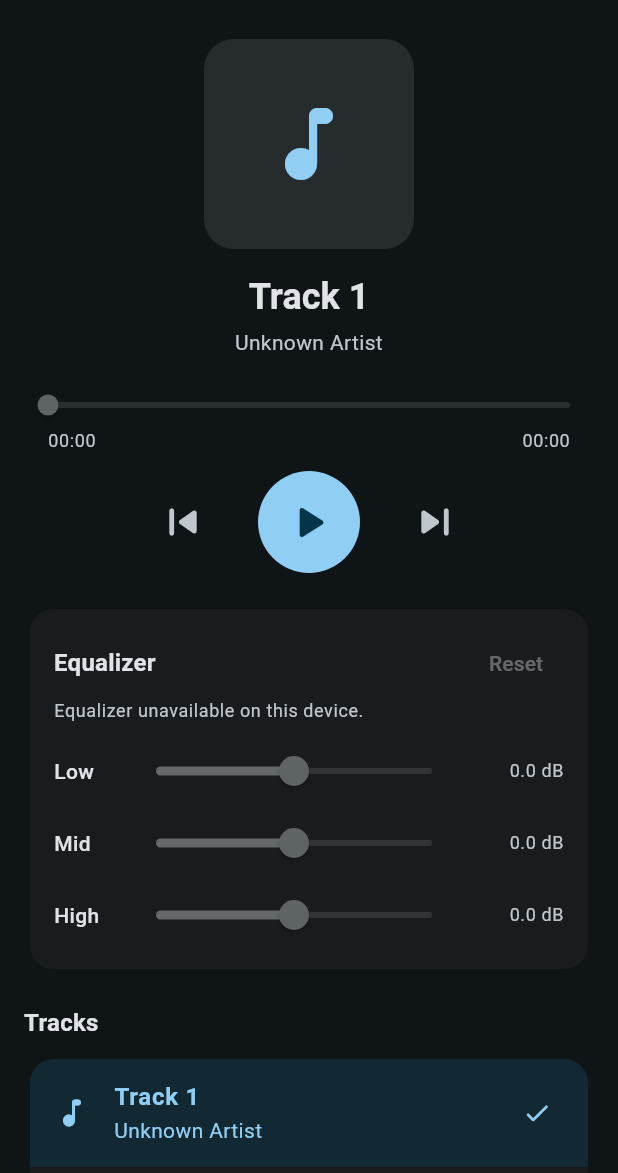
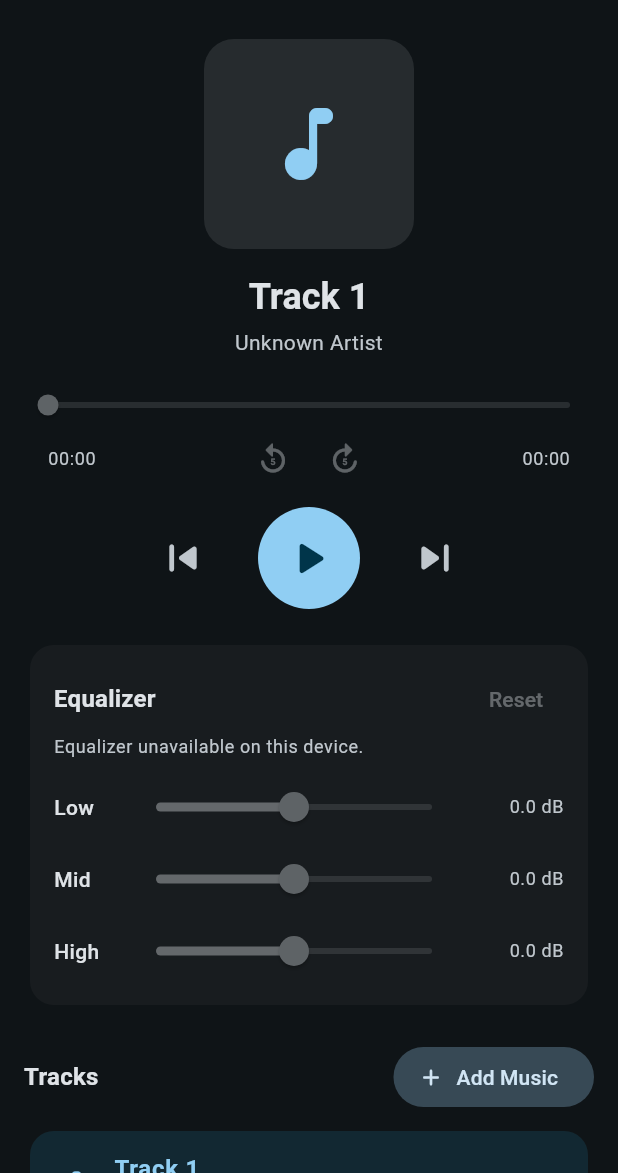
Before and after one commit to Sachin-Ananthakrishna/music_player, a Flutter app: the screen it shows after launch, on a phone screen of 412 x 824 dp, the part 63-1236 px from its top. Run offline on Flutter 3.47's test engine with Material 3 defaults, Android fonts, the phone set to English and light mode, and no system bars; our stand-ins replace file_picker, just_audio, just_audio_background.

Commit message:
Added features

```diff
--- a/lib/main.dart
+++ b/lib/main.dart
@@ -1,12 +1,22 @@
 import 'package:flutter/material.dart';
 import 'package:flutter/services.dart';
+import 'package:just_audio_background/just_audio_background.dart';
 import 'screens/player_screen.dart';
 
 Future<void> main() async {
   WidgetsFlutterBinding.ensureInitialized();
+
   await SystemChrome.setPreferredOrientations([
     DeviceOrientation.portraitUp,
   ]);
+
+  // Initialize Android media notification channel before creating any AudioPlayer.
+  await JustAudioBackground.init(
+    androidNotificationChannelId: 'com.example.music_player.channel.audio',
+    androidNotificationChannelName: 'Audio Playback',
+    androidNotificationOngoing: true,
+  );
+
   runApp(const MusicPlayerApp());
 }
 
--- a/lib/models/track.dart
+++ b/lib/models/track.dart
@@ -1,4 +1,5 @@
-/// A single playable audio track bundled with the app.
+/// A single playable audio track, either bundled as an asset or picked from
+/// the user's device.
 class Track {
   /// Display title of the track.
   final String title;
@@ -6,12 +7,16 @@ class Track {
   /// Artist name, or a default label when no metadata is available.
   final String artist;
 
-  /// Asset path to the audio file (e.g. 'assets/audio/track1.mp3').
-  final String assetPath;
+  /// Asset path (when [isAsset] is true) or local file path on the device.
+  final String path;
+
+  /// True for bundled Flutter assets; false for user-selected device files.
+  final bool isAsset;
 
   const Track({
     required this.title,
     required this.artist,
-    required this.assetPath,
+    required this.path,
+    this.isAsset = true,
   });
 }
--- a/lib/screens/player_screen.dart
+++ b/lib/screens/player_screen.dart
@@ -1,3 +1,4 @@
+import 'package:file_picker/file_picker.dart';
 import 'package:flutter/material.dart';
 import '../services/audio_player_service.dart';
 import '../widgets/equalizer_controls.dart';
@@ -27,6 +28,33 @@ class _PlayerScreenState extends State<PlayerScreen> {
     super.dispose();
   }
 
+  Future<void> _pickAndAddMusic() async {
+    try {
+      final picked = await FilePicker.pickFile(type: FileType.audio);
+      if (picked == null) return; // User canceled.
+
+      final path = picked.path;
+      if (path == null) {
+        _showMessage('Could not access the selected audio file.');
+        return;
+      }
+
+      final error = await _audioService.addTrackFromFile(path, picked.name);
+      if (error != null) {
+        _showMessage(error);
+      }
+    } catch (e) {
+      _showMessage('Failed to open file picker.');
+    }
+  }
+
+  void _showMessage(String message) {
+    if (!mounted) return;
+    ScaffoldMessenger.of(context)
+      ..hideCurrentSnackBar()
+      ..showSnackBar(SnackBar(content: Text(message)));
+  }
+
   @override
   Widget build(BuildContext context) {
     final theme = Theme.of(context);
@@ -48,7 +76,6 @@ class _PlayerScreenState extends State<PlayerScreen> {
               child: Column(
                 crossAxisAlignment: CrossAxisAlignment.stretch,
                 children: [
-                  // ── Track artwork placeholder & metadata ─────────────────
                   Center(
                     child: Container(
                       width: 140,
@@ -85,16 +112,16 @@ class _PlayerScreenState extends State<PlayerScreen> {
                     ),
                   ),
                   const SizedBox(height: 16),
-
-                  // ── Seek bar & elapsed/total time ────────────────────────
                   ProgressSlider(
                     position: _audioService.position,
                     duration: _audioService.duration,
                     onSeek: _audioService.seekTo,
+                    onRewind5: () =>
+                        _audioService.seekBy(const Duration(seconds: -5)),
+                    onForward5: () =>
+                        _audioService.seekBy(const Duration(seconds: 5)),
                   ),
                   const SizedBox(height: 12),
-
-                  // ── Transport controls ───────────────────────────────────
                   PlaybackControls(
                     isPlaying: _audioService.isPlaying,
                     onPrevious: _audioService.skipToPrevious,
@@ -108,8 +135,6 @@ class _PlayerScreenState extends State<PlayerScreen> {
                     onNext: _audioService.skipToNext,
                   ),
                   const SizedBox(height: 20),
-
-                  // ── 3-band Equalizer ─────────────────────────────────────
                   EqualizerControls(
                     isReady: _audioService.equalizerReady,
                     minDb: _audioService.minGainDb,
@@ -123,13 +148,21 @@ class _PlayerScreenState extends State<PlayerScreen> {
                     onReset: _audioService.resetEq,
                   ),
                   const SizedBox(height: 20),
-
-                  // ── Bundled track list ───────────────────────────────────
-                  Text(
-                    'Tracks',
-                    style: theme.textTheme.titleMedium?.copyWith(
-                      fontWeight: FontWeight.w600,
-                    ),
+                  Row(
+                    mainAxisAlignment: MainAxisAlignment.spaceBetween,
+                    children: [
+                      Text(
+                        'Tracks',
+                        style: theme.textTheme.titleMedium?.copyWith(
+                          fontWeight: FontWeight.w600,
+                        ),
+                      ),
+                      FilledButton.tonalIcon(
+                        onPressed: _pickAndAddMusic,
+                        icon: const Icon(Icons.add_rounded, size: 18),
+                        label: const Text('Add Music'),
+                      ),
+                    ],
                   ),
                   const SizedBox(height: 8),
                   Card(
@@ -191,11 +224,17 @@ class _TrackTile extends StatelessWidget {
       ),
       title: Text(
         title,
+        maxLines: 1,
+        overflow: TextOverflow.ellipsis,
         style: TextStyle(
           fontWeight: isSelected ? FontWeight.w600 : FontWeight.w400,
         ),
       ),
-      subtitle: Text(artist),
+      subtitle: Text(
+        artist,
+        maxLines: 1,
+        overflow: TextOverflow.ellipsis,
+      ),
       trailing: isSelected
           ? Icon(
               isPlaying ? Icons.volume_up_rounded : Icons.check_rounded,
--- a/lib/widgets/progress_slider.dart
+++ b/lib/widgets/progress_slider.dart
@@ -1,6 +1,7 @@
 import 'package:flutter/material.dart';
 
-/// Displays a seekable playback slider with elapsed time and total duration.
+/// Displays a seekable playback slider with elapsed time, total duration,
+/// and 5-second rewind/forward buttons.
 ///
 /// Tracks drag state locally so incoming position updates do not cause the
 /// slider thumb or elapsed label to jump while the user is scrubbing.
@@ -8,12 +9,16 @@ class ProgressSlider extends StatefulWidget {
   final Duration position;
   final Duration duration;
   final ValueChanged<Duration> onSeek;
+  final VoidCallback onRewind5;
+  final VoidCallback onForward5;
 
   const ProgressSlider({
     super.key,
     required this.position,
     required this.duration,
     required this.onSeek,
+    required this.onRewind5,
+    required this.onForward5,
   });
 
   @override
@@ -80,6 +85,26 @@ class _ProgressSliderState extends State<ProgressSlider> {
             mainAxisAlignment: MainAxisAlignment.spaceBetween,
             children: [
               Text(_formatDuration(displayedPosition), style: textStyle),
+              Row(
+                mainAxisSize: MainAxisSize.min,
+                children: [
+                  IconButton(
+                    onPressed: hasDuration ? widget.onRewind5 : null,
+                    icon: const Icon(Icons.replay_5_rounded),
+                    iconSize: 24,
+                    tooltip: 'Rewind 5 seconds',
+                    visualDensity: VisualDensity.compact,
+                  ),
+                  const SizedBox(width: 8),
+                  IconButton(
+                    onPressed: hasDuration ? widget.onForward5 : null,
+                    icon: const Icon(Icons.forward_5_rounded),
+                    iconSize: 24,
+                    tooltip: 'Forward 5 seconds',
+                    visualDensity: VisualDensity.compact,
+                  ),
+                ],
+              ),
               Text(_formatDuration(widget.duration), style: textStyle),
             ],
           ),
--- a/pubspec.yaml
+++ b/pubspec.yaml
@@ -35,6 +35,9 @@ dependencies:
   # Use with the CupertinoIcons class for iOS style icons.
   cupertino_icons: ^1.0.8
   just_audio: ^0.10.6
+  file_picker: ^13.4.1
+  just_audio_background: ^0.0.1-beta.17
+  path_provider: ^2.1.6
 
 dev_dependencies:
   flutter_test:
```
Also changed, not shown: lib/services/audio_player_service.dart (+168 -110 lines), pubspec.lock, 4 other files.
